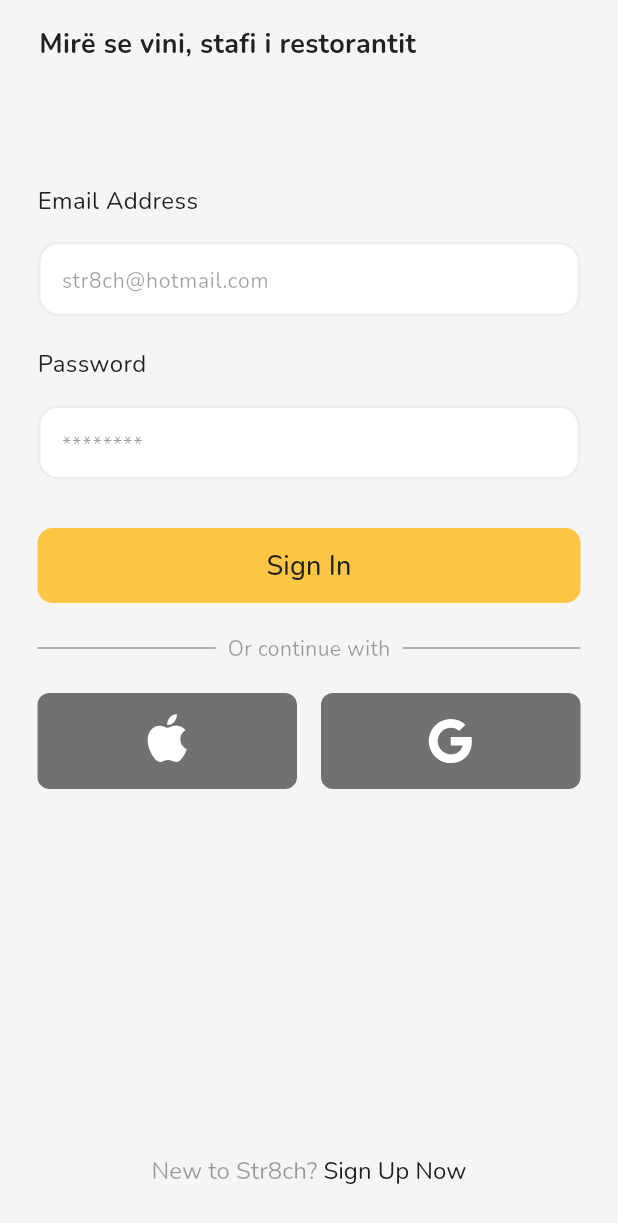
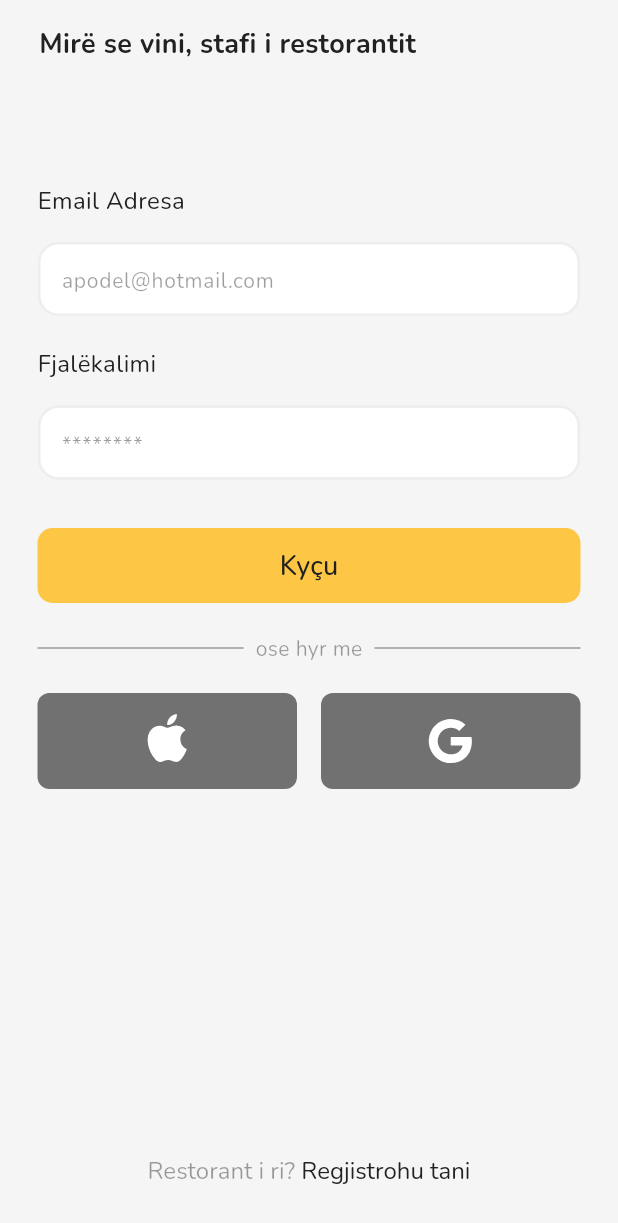
Before and after one commit to suhejbmorina99/apodel_restorant, a Flutter app: the screen it shows after launch, on a phone screen of 412 x 824 dp. Shown: the top 1223 px of the screen. Run offline on Flutter 3.47's test engine with Material 3 defaults, Android fonts, the light colour scheme and no system bars; our stand-ins replace flutter_svg, google_fonts, shared_preferences, timezone.

Commit message:
translated login screen into albanina

```diff
--- a/lib/features/auth/presentation/pages/login.dart
+++ b/lib/features/auth/presentation/pages/login.dart
@@ -48,7 +48,7 @@ class LoginScreen extends StatelessWidget {
               const SizedBox(height: 32),
               _signin(context),
               const SizedBox(height: 20),
-              _divider("Or continue with", context),
+              _divider("ose hyr me", context),
               const SizedBox(height: 20),
               SizedBox(
                 width: MediaQuery.of(context).size.width - 50,
@@ -88,7 +88,7 @@ class LoginScreen extends StatelessWidget {
       crossAxisAlignment: CrossAxisAlignment.start,
       children: [
         Text(
-          'Email Address',
+          'Email Adresa',
           style: GoogleFonts.nunito(
             textStyle: TextStyle(
               color: Theme.of(context).colorScheme.onPrimary,
@@ -105,7 +105,7 @@ class LoginScreen extends StatelessWidget {
             controller: _emailController,
             decoration: InputDecoration(
               filled: true,
-              hintText: 'str8ch@hotmail.com',
+              hintText: 'apodel@hotmail.com',
               hintStyle: GoogleFonts.nunito(
                 color: Theme.of(context).colorScheme.secondary,
                 fontWeight: FontWeight.normal,
@@ -143,7 +143,7 @@ class LoginScreen extends StatelessWidget {
       crossAxisAlignment: CrossAxisAlignment.start,
       children: [
         Text(
-          'Password',
+          'Fjalëkalimi',
           style: GoogleFonts.nunito(
             textStyle: TextStyle(
               color: Theme.of(context).colorScheme.onPrimary,
@@ -228,7 +228,7 @@ class LoginScreen extends StatelessWidget {
           ),
         ),
         child: Text(
-          'Sign In',
+          'Kyçu',
           style: GoogleFonts.nunito(
             fontSize: 18,
             color: Theme.of(context).colorScheme.onPrimary,
@@ -323,7 +323,7 @@ class LoginScreen extends StatelessWidget {
         text: TextSpan(
           children: [
             TextSpan(
-              text: "New to Str8ch? ",
+              text: "Restorant i ri? ",
               style: GoogleFonts.nunito(
                 color: Theme.of(context).colorScheme.secondary,
                 fontWeight: FontWeight.normal,
@@ -331,7 +331,7 @@ class LoginScreen extends StatelessWidget {
               ),
             ),
             TextSpan(
-              text: "Sign Up Now",
+              text: "Regjistrohu tani",
               style: GoogleFonts.nunito(
                 color: Theme.of(context).colorScheme.onPrimary,
                 fontWeight: FontWeight.normal,
```
